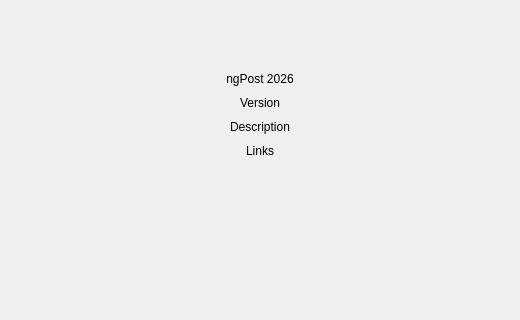
Old version of the form src/hmi/AboutNgPost.ui in the repository thenormal/ngPost-2026; both pictures show x 0 to 520 and y 0 to 320 of the 520 by 460 pixel window.
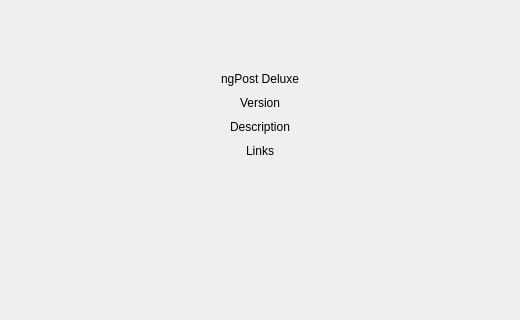
New version of the form. Icons and pictures are not drawn.

Commit message: Rename to ngPost Deluxe, Ko-fi support button

The edit to the form file:
```diff
--- a/src/hmi/AboutNgPost.ui
+++ b/src/hmi/AboutNgPost.ui
@@ -65,7 +65,7 @@
    <item>
     <widget class="QLabel" name="titleLbl">
      <property name="text">
-      <string>ngPost 2026</string>
+      <string>ngPost Deluxe</string>
      </property>
      <property name="alignment">
       <set>Qt::AlignCenter</set>
```
The commit also changes 45 other files.
